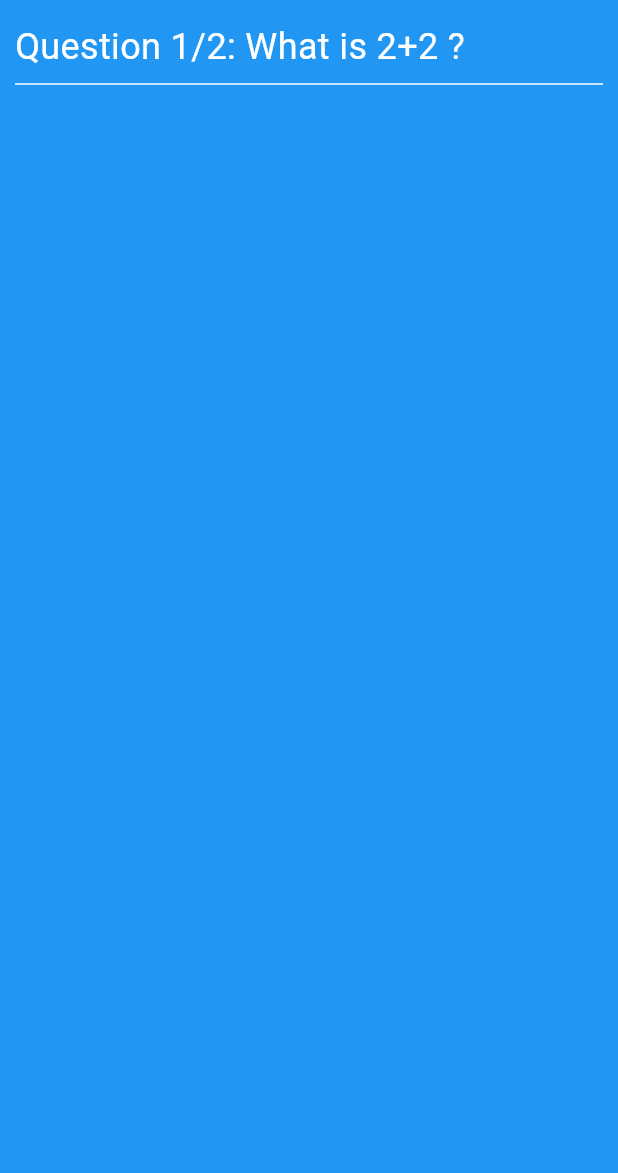
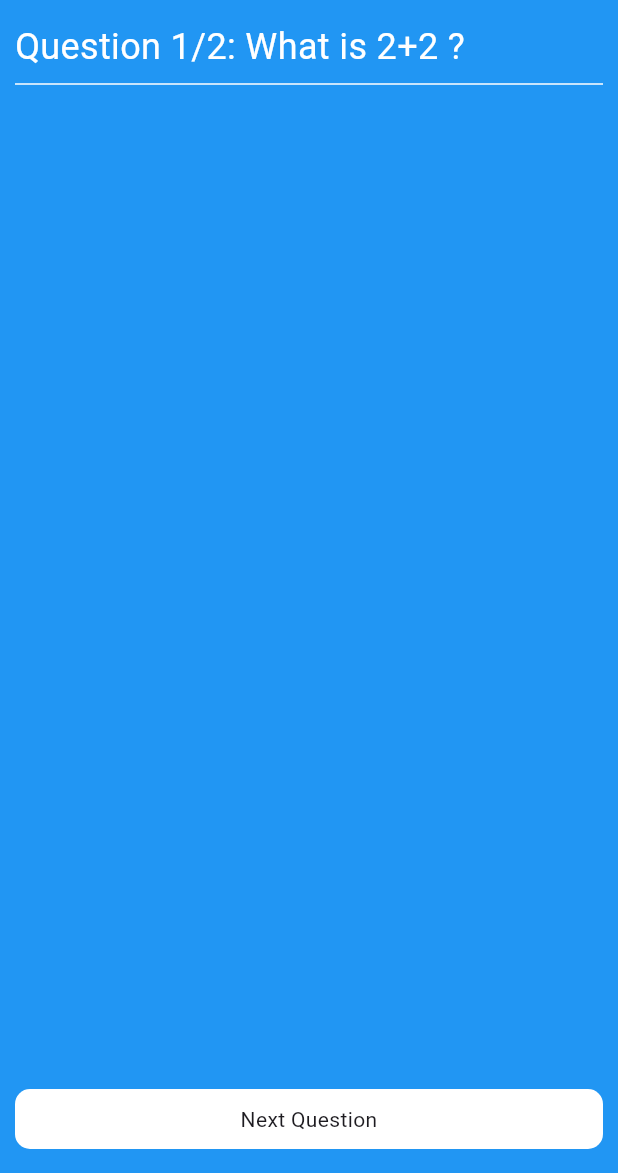
Before and after one commit to marquinhos2017/quiz_app, a Flutter app: the screen it shows after launch, on a phone screen of 412 x 824 dp, the part 63-1236 px from its top. Run offline on Flutter 3.47's test engine with Material 3 defaults, Android fonts, the phone set to English and light mode, and no system bars.

Commit message:
The Next Question Button Widget

```diff
--- a/lib/screens/home_screen.dart
+++ b/lib/screens/home_screen.dart
@@ -1,6 +1,7 @@
 import 'package:flutter/material.dart';
 import 'package:quiz_app/constants.dart';
 import 'package:quiz_app/models/question_model.dart';
+import 'package:quiz_app/widgets/next_button.dart';
 import 'package:quiz_app/widgets/question_widget.dart';
 
 class HomeScreen extends StatefulWidget {
@@ -24,6 +25,16 @@ class _HomeScreenState extends State<HomeScreen> {
     )
   ];
   int index=0;
+  void nextQuestion(){
+    if(index == _questions.length-1){
+      return;
+    }else{
+       setState(() {
+      index++;
+    });
+    }
+
+  }
   @override
   Widget build(BuildContext context) {
     return Scaffold(
@@ -31,7 +42,7 @@ class _HomeScreenState extends State<HomeScreen> {
       appBar: AppBar(
         title: const Text('Quiz App'),
         backgroundColor: background,
-        shadowColor: Colors.transparent,
+        shadowColor: const Color.fromRGBO(0, 0, 0, 0),
       ),
       body: Container(
         width: double.infinity,
@@ -47,6 +58,14 @@ class _HomeScreenState extends State<HomeScreen> {
           ],
         ),
       ),
+
+      floatingActionButton: Padding(
+        padding: const EdgeInsets.symmetric(horizontal: 10.0),
+        child: NextButton(
+          nextQuestion: nextQuestion,
+        ),
+      ),
+      floatingActionButtonLocation: FloatingActionButtonLocation.centerFloat,
     );
   }
 }
--- /dev/null
+++ b/lib/widgets/next_button.dart
@@ -0,0 +1,24 @@
+import 'package:flutter/material.dart';
+import 'package:quiz_app/constants.dart';
+
+class NextButton extends StatelessWidget {
+  const NextButton({super.key, required this.nextQuestion});
+
+  final VoidCallback nextQuestion;
+
+  @override
+  Widget build(BuildContext context) {
+    return GestureDetector(
+      onTap: nextQuestion,
+      child: Container(
+        width: double.infinity,
+        decoration: BoxDecoration(
+          color: neutral,
+          borderRadius: BorderRadius.circular(10.0),
+        ),
+        padding: const EdgeInsets.symmetric(vertical: 10),
+        child: const Text("Next Question",textAlign: TextAlign.center,),
+      ),
+    );
+  }
+}
```
